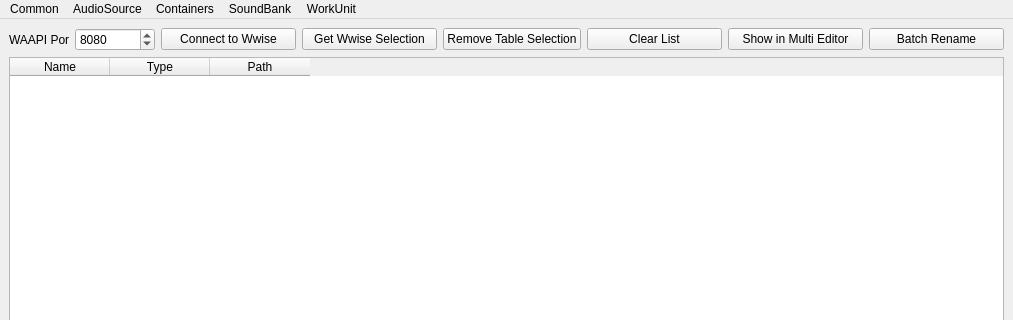
victor647/AudioToolkit647, file WwiseTools/QtDesign/MainWindow.ui: the form before one commit; both pictures show x 0 to 1013 and y 0 to 320 of the 1013 by 464 pixel window.
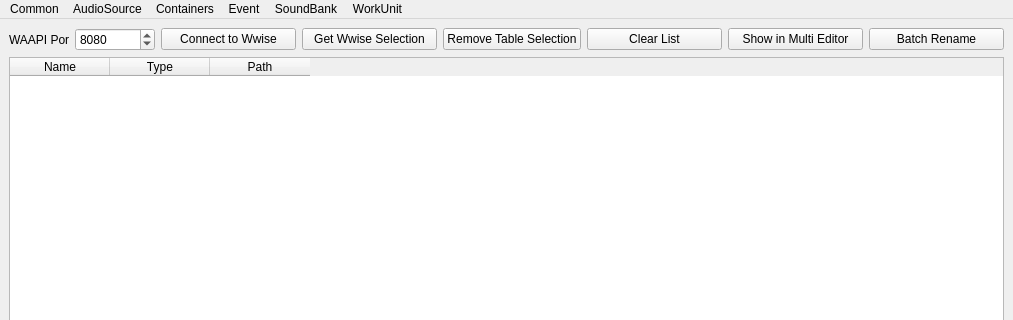
The form after the commit.

Commit message: ui界面更新

The edit to the form file:
```diff
--- a/WwiseTools/QtDesign/MainWindow.ui
+++ b/WwiseTools/QtDesign/MainWindow.ui
@@ -257,9 +257,16 @@
     </property>
     <addaction name="actConvertToWorkUnit"/>
    </widget>
+   <widget class="QMenu" name="menuEvent">
+    <property name="title">
+     <string>Event</string>
+    </property>
+    <addaction name="actCreatePlayEvent"/>
+   </widget>
    <addaction name="mnuCommon"/>
    <addaction name="mnuAudioSource"/>
    <addaction name="mnuLogicContainers"/>
+   <addaction name="menuEvent"/>
    <addaction name="mnuSoundBank"/>
    <addaction name="mnuWorkUnit"/>
   </widget>
```
Left out of the diff: 5 changed lines with no effect on the pictures. The commit also changes 4 other files.
